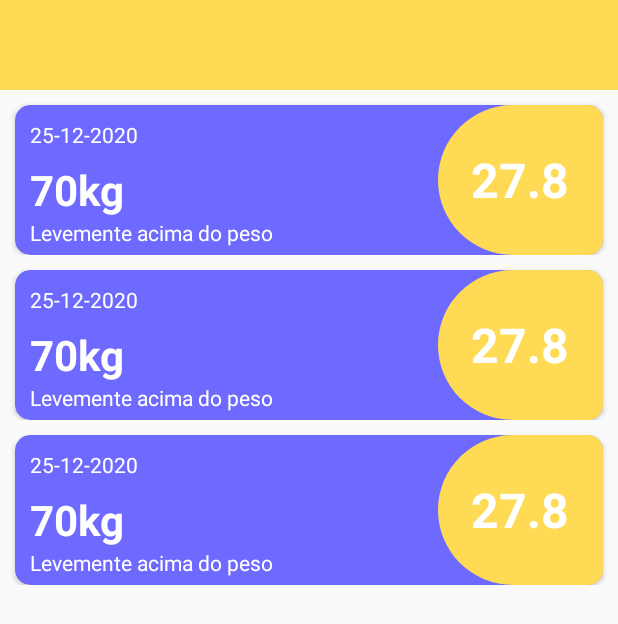
After one commit to cintiagomes/android, an Android app: the layout activity_historico.xml on its own in the app's theme, with its tools: preview values and no code run, on a phone screen of 412 x 824 dp. The commit adds this screen. Shown: the top 624 px of the screen. Run offline under Robolectric (Android 15) with nearby library versions, the phone set to English and light mode, and no system bars.

Commit message:
historico

```diff
--- a/MyApplication/app/src/main/AndroidManifest.xml
+++ b/MyApplication/app/src/main/AndroidManifest.xml
@@ -9,7 +9,8 @@
         android:roundIcon="@drawable/kcal"
         android:supportsRtl="true"
         android:theme="@style/Theme.MyApplication">
-        <activity android:name=".ui.PesagemActivity"></activity>
+        <activity android:name=".ui.HistoricoActivity"></activity>
+        <activity android:name=".ui.PesagemActivity" />
         <activity android:name=".ui.DashboardActivity" />
         <activity android:name=".ui.NovoUsuarioActivity" />
         <activity android:name=".ui.MainActivity">
--- /dev/null
+++ b/MyApplication/app/src/main/java/com/example/myapplication/model/Pesagem.kt
@@ -0,0 +1,5 @@
+package com.example.myapplication.model
+
+data class Pesagem(
+        var dataPesagem: String,
+        var peso: Int)
--- a/MyApplication/app/src/main/java/com/example/myapplication/ui/DashboardActivity.kt
+++ b/MyApplication/app/src/main/java/com/example/myapplication/ui/DashboardActivity.kt
@@ -3,12 +3,15 @@ package com.example.myapplication.ui
 import android.content.Intent
 import androidx.appcompat.app.AppCompatActivity
 import android.os.Bundle
+import android.util.Log
 import android.widget.ImageView
 import android.widget.TextView
+import android.widget.Toast
 import androidx.cardview.widget.CardView
 import com.example.myapplication.R
 import com.example.myapplication.utils.calcularIdade
 import com.example.myapplication.utils.convertBase64ToBitmap
+import com.example.repository.PesagemRepository
 
 class DashboardActivity : AppCompatActivity() {
 
@@ -21,6 +24,7 @@ class DashboardActivity : AppCompatActivity() {
     lateinit var tvAltura: TextView
     lateinit var ivPerfil: ImageView
     lateinit var cardNovaPesagem: CardView
+    lateinit var cardHistorico: CardView
 
     override fun onCreate(savedInstanceState: Bundle?) {
         super.onCreate(savedInstanceState)
@@ -32,14 +36,23 @@ class DashboardActivity : AppCompatActivity() {
         tvNcd = findViewById(R.id.tv_dash_ncd)
         tvProfissao = findViewById(R.id.tv_profissao)
         tvAltura = findViewById(R.id.tv_dash_altura)
+        tvPeso = findViewById(R.id.tv_dash_peso)
         ivPerfil = findViewById(R.id.iv_perfil)
         tvIdade = findViewById(R.id.tv_dash_idade)
         tvImc = findViewById(R.id.tv_dash_imc)
         cardNovaPesagem = findViewById(R.id.card_pesar_agora)
+        cardHistorico = findViewById(R.id.card_historico)
 
         cardNovaPesagem.setOnClickListener {
             val intent = Intent(this, PesagemActivity::class.java)
             startActivity(intent)
+        }
+
+        cardHistorico.setOnClickListener {
+
+            val intent = Intent(this, HistoricoActivity::class.java)
+            startActivity(intent)
+
         }
 
         carregarDashbord()
--- /dev/null
+++ b/MyApplication/app/src/main/java/com/example/myapplication/ui/HistoricoActivity.kt
@@ -0,0 +1,15 @@
+package com.example.myapplication.ui
+
+import androidx.appcompat.app.AppCompatActivity
+import android.os.Bundle
+import com.example.myapplication.R
+
+class HistoricoActivity : AppCompatActivity() {
+    override fun onCreate(savedInstanceState: Bundle?) {
+        super.onCreate(savedInstanceState)
+        setContentView(R.layout.activity_historico)
+
+        supportActionBar!!.hide()
+
+    }
+}
--- /dev/null
+++ b/MyApplication/app/src/main/java/com/example/repository/PesagemRepository.kt
@@ -0,0 +1,34 @@
+package com.example.repository
+
+import android.content.Context
+import com.example.myapplication.model.Pesagem
+
+class PesagemRepository(var context: Context) {
+
+    fun getListaPesagem(): List<Pesagem>{
+        val listaPesagem = mutableListOf<Pesagem>()
+
+        // **Preencher a lista de persagem
+        val dados = context
+                .getSharedPreferences(
+                        "usuario",
+                Context.MODE_PRIVATE)
+
+        val pesosString = dados.getString("pesagem", "")
+        // "81;79;90;80;71"
+        val pesos = pesosString!!.split(";").toTypedArray()
+
+        val datasString = dados.getString("data_pesagem", "")
+        // "2021-11-29;2021-11-29;2021-11-29;2021-11-29;2021-12-06"
+        val datas = datasString!!.split(";").toTypedArray()
+
+        // ** Criar a lista de pesagem
+        for (i in 0 until pesos.size){
+            val pesagem = Pesagem(datas[i], pesos[i].toInt())
+            listaPesagem.add(pesagem)
+        }
+
+        return listaPesagem
+    }
+
+}
--- /dev/null
+++ b/MyApplication/app/src/main/res/drawable/imc_pesagem_background.xml
@@ -0,0 +1,12 @@
+<?xml version="1.0" encoding="utf-8"?>
+<shape xmlns:android="http://schemas.android.com/apk/res/android"
+    android:shape="rectangle">
+
+    <solid
+        android:color="#ffda54"/>
+
+    <corners
+        android:topLeftRadius="50dp"
+        android:bottomLeftRadius="50dp" />
+
+</shape>
--- a/MyApplication/app/src/main/res/layout/activity_dashboard.xml
+++ b/MyApplication/app/src/main/res/layout/activity_dashboard.xml
@@ -429,6 +429,7 @@
         </androidx.cardview.widget.CardView>
 
         <androidx.cardview.widget.CardView
+            android:id="@+id/card_historico"
             android:layout_width="match_parent"
             android:layout_height="wrap_content"
             app:cardBackgroundColor="@color/white"
--- /dev/null
+++ b/MyApplication/app/src/main/res/layout/activity_historico.xml
@@ -0,0 +1,27 @@
+<?xml version="1.0" encoding="utf-8"?>
+<androidx.constraintlayout.widget.ConstraintLayout xmlns:android="http://schemas.android.com/apk/res/android"
+    xmlns:app="http://schemas.android.com/apk/res-auto"
+    xmlns:tools="http://schemas.android.com/tools"
+    android:layout_width="match_parent"
+    android:layout_height="match_parent"
+    tools:context=".ui.HistoricoActivity">
+
+    <androidx.recyclerview.widget.RecyclerView
+        android:id="@+id/rv_historico"
+        android:layout_width="match_parent"
+        android:layout_height="0dp"
+        tools:listitem="@layout/lista_pesagem_layout"
+        app:layout_constraintTop_toBottomOf="@+id/header_perfil"
+        app:layout_constraintStart_toStartOf="parent"/>
+
+    <androidx.constraintlayout.widget.ConstraintLayout
+        android:id="@+id/header_perfil"
+        android:layout_width="match_parent"
+        android:layout_height="60dp"
+        android:background="#ffda54"
+        app:layout_constraintTop_toTopOf="parent"
+        app:layout_constraintStart_toStartOf="parent">
+
+    </androidx.constraintlayout.widget.ConstraintLayout>
+
+</androidx.constraintlayout.widget.ConstraintLayout>
--- a/MyApplication/app/src/main/res/layout/activity_pesagem.xml
+++ b/MyApplication/app/src/main/res/layout/activity_pesagem.xml
@@ -149,7 +149,7 @@
         android:layout_height="50dp"
         android:layout_marginTop="20dp"
         android:layout_marginEnd="20dp"
-        app:cardCornerRadius="30dp"
+        app:cardCornerRadius="25dp"
         app:layout_constraintEnd_toEndOf="parent"
         app:layout_constraintTop_toTopOf="parent">
 
--- /dev/null
+++ b/MyApplication/app/src/main/res/layout/lista_pesagem_layout.xml
@@ -0,0 +1,80 @@
+<?xml version="1.0" encoding="utf-8"?>
+<androidx.constraintlayout.widget.ConstraintLayout xmlns:android="http://schemas.android.com/apk/res/android"
+    android:layout_width="match_parent"
+    android:layout_height="wrap_content"
+    xmlns:app="http://schemas.android.com/apk/res-auto">
+
+    <androidx.cardview.widget.CardView
+        android:layout_width="match_parent"
+        android:layout_height="100dp"
+        android:layout_marginStart="10dp"
+        android:layout_marginTop="10dp"
+        android:layout_marginEnd="10dp"
+        app:layout_constraintTop_toTopOf="parent"
+        app:layout_constraintStart_toStartOf="parent"
+        app:cardBackgroundColor="#6E69FF"
+        app:cardCornerRadius="10dp">
+
+        <androidx.constraintlayout.widget.ConstraintLayout
+            android:layout_width="match_parent"
+            android:layout_height="match_parent">
+
+            <TextView
+                android:id="@+id/tv_data_pesagem"
+                android:layout_width="wrap_content"
+                android:layout_height="wrap_content"
+                android:text="25-12-2020"
+                app:layout_constraintTop_toTopOf="parent"
+                app:layout_constraintStart_toStartOf="parent"
+                android:layout_marginTop="10dp"
+                android:layout_marginStart="10dp"
+                android:textColor="@color/white"/>
+
+            <TextView
+                android:id="@+id/tv_peso"
+                android:layout_width="wrap_content"
+                android:layout_height="wrap_content"
+                android:layout_marginTop="8dp"
+                android:text="70kg"
+                app:layout_constraintTop_toBottomOf="@+id/tv_data_pesagem"
+                app:layout_constraintStart_toStartOf="@id/tv_data_pesagem"
+                android:textSize="28sp"
+                android:textStyle="bold"
+                android:textColor="@color/white"/>
+
+            <TextView
+                android:id="@+id/tv_status_imc"
+                android:layout_width="wrap_content"
+                android:layout_height="wrap_content"
+                android:text="Levemente acima do peso"
+                app:layout_constraintTop_toBottomOf="@+id/tv_peso"
+                app:layout_constraintStart_toStartOf="@+id/tv_peso"
+                android:textColor="@color/white"/>
+
+            <LinearLayout
+                android:layout_width="110dp"
+                android:layout_height="match_parent"
+                android:background="@drawable/imc_pesagem_background"
+                app:layout_constraintEnd_toEndOf="parent"
+                app:layout_constraintTop_toTopOf="parent"
+                android:gravity="center">
+
+                <TextView
+                    android:id="@+id/tv_valor_imc"
+                    android:layout_width="wrap_content"
+                    android:layout_height="wrap_content"
+                    android:text="27.8"
+                    android:layout_gravity="center"
+                    android:textSize="32sp"
+                    android:textColor="@color/white"
+                    android:textStyle="bold"/>
+
+            </LinearLayout>
+
+        </androidx.constraintlayout.widget.ConstraintLayout>
+
+    </androidx.cardview.widget.CardView>
+
+
+
+</androidx.constraintlayout.widget.ConstraintLayout>
```
